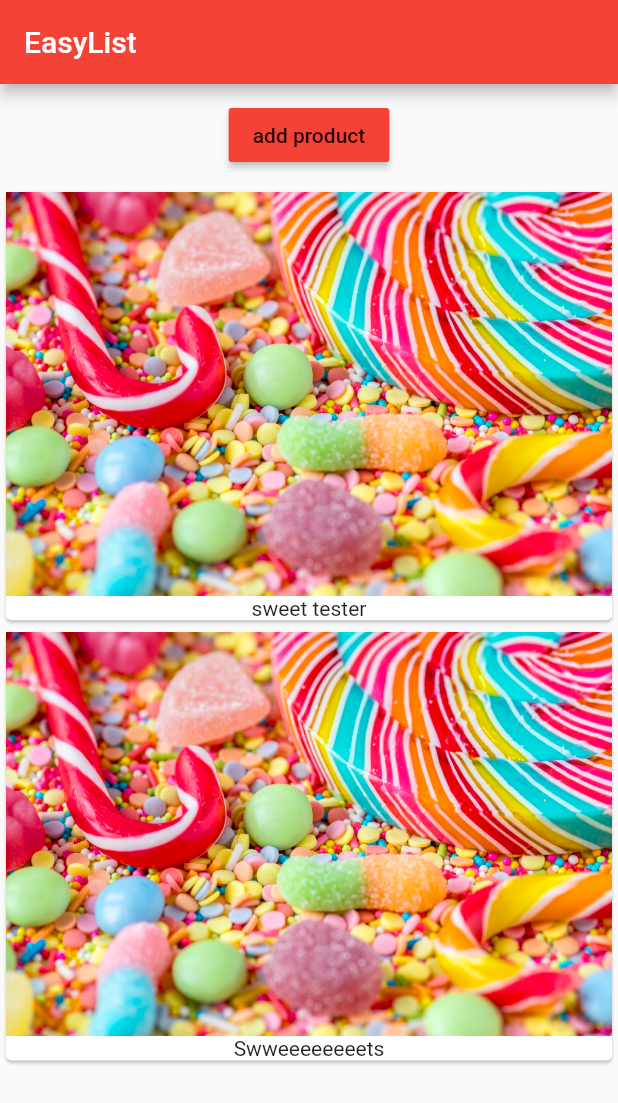
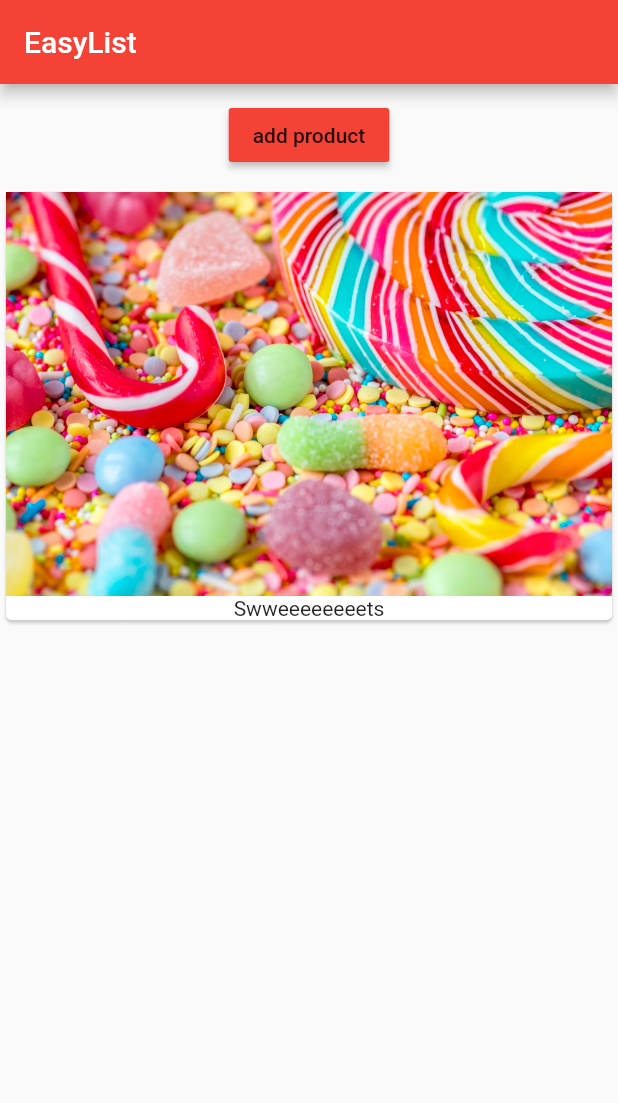
Before and after one commit to taioo/Take-a-question, a Flutter app: the screen it shows after launch, after a tap on "add product", on a phone screen of 412 x 824 dp. Shown: the top 1103 px of the screen. Run offline on Flutter 3.47's test engine with Material 2 defaults, Android fonts, the phone set to English and light mode, and no system bars.

Commit message:
Rendering products list

```diff
--- a/lib/main.dart
+++ b/lib/main.dart
@@ -1,23 +1,30 @@
 import 'package:flutter/material.dart';
+import 'package:flutter/rendering.dart';
+
 import './pruduct_manager.dart';
 
-void main() => runApp(MyApp());
+void main() {
+  // debugPaintSizeEnabled = true;
+  // debugPaintBaselinesEnabled = true;
+  // debugPaintPointersEnabled = true;
+  runApp(MyApp());
+}
 
 class MyApp extends StatelessWidget {
   @override
   Widget build(BuildContext context) {
     print('[Main] build()');
     return MaterialApp(
+      //debugShowMaterialGrid: true,
       theme: ThemeData(
-        brightness: Brightness.light,
-        primarySwatch: Colors.red,
-        accentColor: Colors.cyan[600]
-      ),
+          brightness: Brightness.light,
+          primarySwatch: Colors.red,
+          accentColor: Colors.cyan[600]),
       home: Scaffold(
         appBar: AppBar(
           title: Text('EasyList'),
         ),
-        body: ProductManeger('sweet tester'),
+        body: ProductManeger(),
       ),
     );
   }
--- a/lib/products.dart
+++ b/lib/products.dart
@@ -7,20 +7,33 @@ class Products extends StatelessWidget {
     print('[Product Widget] Constructor');
   }
 
+  Widget _buildProductItem(BuildContext context, int index) {
+    return Card(
+      child: Column(
+        children: <Widget>[
+          Image.asset('assets/sweets.jpeg'),
+          Text(products[index])
+        ],
+      ),
+    );
+  }
+
+  Widget _startWidget() {
+    if (products.length > 0) {
+      return ListView.builder(
+        itemBuilder: _buildProductItem,
+        itemCount: products.length,
+      );
+    } else {
+      return Center(
+        child: Text('plese add some products'),
+      );
+    }
+  }
+
   @override
   Widget build(BuildContext context) {
     print('[Product Widget] build()');
-    return Column(
-      children: products
-          .map((element) => Card(
-                child: Column(
-                  children: <Widget>[
-                    Image.asset('assets/sweets.jpeg'),
-                    Text(element)
-                  ],
-                ),
-              ))
-          .toList(),
-    );
+    return _startWidget();
   }
 }
--- a/lib/pruduct_manager.dart
+++ b/lib/pruduct_manager.dart
@@ -6,7 +6,7 @@ import './product_controll.dart';
 class ProductManeger extends StatefulWidget {
   final String startingProduct;
 
-  ProductManeger(this.startingProduct) {
+  ProductManeger({this.startingProduct}) {
     print('[Product_maneger  Widget] Constroctor');
   }
 
@@ -23,7 +23,10 @@ class _ProductManegerState extends State<ProductManeger> {
   @override
   void initState() {
     print('[_ProductManegerState  State] initState()');
-    _products.add(widget.startingProduct);
+    if (widget.startingProduct != null){
+      _products.add(widget.startingProduct);
+    }
+
     super.initState();
   }
 
@@ -37,6 +40,7 @@ class _ProductManegerState extends State<ProductManeger> {
     setState(() {
       _products.add(product);
     });
+    print('_addproduct');
   }
 
   @override
@@ -45,10 +49,8 @@ class _ProductManegerState extends State<ProductManeger> {
     return Column(
       children: [
         Container(
-          margin: EdgeInsets.all(10.0),
-          child: ProductControll(_addProduct)
-        ),
-        Products(_products)
+            margin: EdgeInsets.all(10.0), child: ProductControll(_addProduct)),
+        Expanded(child: Products(_products))
       ],
     );
   }
```
